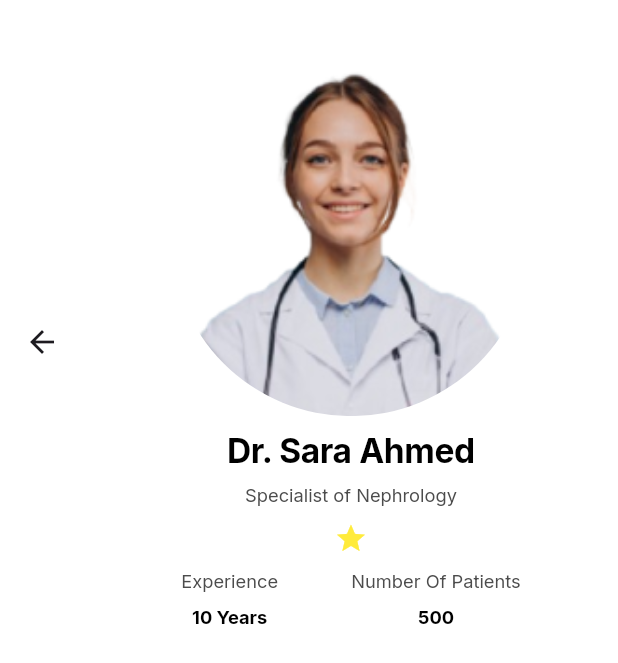
After one commit to Farazzz55/alhly_hospital, a Flutter app: the ViewAllDoctor screen opened by its route, after a tap on an icon or button, on a phone screen of 412 x 824 dp. The commit adds this screen. Shown: the top 663 px of the screen. Run offline on Flutter 3.47's test engine with Material 3 defaults, Android fonts, the phone set to English and light mode, and no system bars; our stand-ins replace device_preview, flutter_screenutil, google_fonts, shared_preferences, smooth_page_indicator; accounts and stored records are empty.

Commit message:
doctor details

```diff
--- a/lib/core/Theme/my_app_theme.dart
+++ b/lib/core/Theme/my_app_theme.dart
@@ -55,7 +55,12 @@ import 'package:flutter_screenutil/flutter_screenutil.dart';
         displaySmall: TextStyle(
             fontSize: 11.sp,
             color: AppColors.greyColor2,
-        )
+        ),
+      displayLarge: TextStyle(
+        fontSize: 22.sp,
+        fontWeight: FontWeight.w700,
+        color: AppColors.blackColor
+      )
     ),
    bottomNavigationBarTheme: BottomNavigationBarThemeData(
      backgroundColor: Colors.white,
--- /dev/null
+++ b/lib/features/doctor_details/doctor_details.dart
@@ -0,0 +1,81 @@
+import 'package:alhly_hospital/core/Colors/app_colors.dart';
+import 'package:flutter_screenutil/flutter_screenutil.dart';
+import 'package:flutter/material.dart';
+import 'package:google_fonts/google_fonts.dart';
+
+class DoctorDetails extends StatelessWidget {
+  static String routeName = 'doctor_details';
+
+  @override
+  Widget build(BuildContext context) {
+    final Map<String, String?> doctor = ModalRoute.of(context)!.settings.arguments as Map<String, String?>;
+    String name = doctor['name'] ?? 'Unknown';
+    String specialist = doctor['specialist'] ?? 'Unknown';
+    String experience = doctor['yearsOfExperience'] ?? 'Unknown';
+    String patients = doctor['numberOfPatients'] ?? 'Unknown';
+
+
+    return Scaffold(
+      backgroundColor: AppColors.bgColor,
+      appBar: AppBar(
+        backgroundColor: Colors.white,
+        toolbarHeight: 450.h,
+        title: Center(
+          child: Column(
+            children: [
+              CircleAvatar(
+                backgroundImage: AssetImage('assets/images/Doctor.png'), // yrg3ly swrt el doctor
+                radius: 120,
+                backgroundColor: Colors.transparent,
+              ),
+              SizedBox(height: 10.h,),
+              Text('Dr. $name',style: GoogleFonts.inter(
+                textStyle: Theme.of(context).textTheme.displayLarge
+              ),),
+              SizedBox(height: 10.h,),
+              Text('Specialist of $specialist',style: GoogleFonts.inter(
+                  textStyle: Theme.of(context).textTheme.displaySmall?.copyWith(
+                    fontSize: 12.sp
+                  ),
+              ),),
+              SizedBox(height: 10.h,),
+              Icon(Icons.star,color: Colors.yellow,size: 20.w,),
+              SizedBox(height: 10.h,),
+              Row(
+                mainAxisAlignment: MainAxisAlignment.spaceEvenly,
+                children: [
+                  Column(
+                    children: [
+                      Text('Experience',style: GoogleFonts.inter(
+              textStyle: Theme.of(context).textTheme.displaySmall?.copyWith(
+                  fontSize: 12.sp
+              )),),
+                      SizedBox(height: 10.h,),
+                      Text('$experience Years',style: GoogleFonts.inter(
+                        textStyle: Theme.of(context).textTheme.displayMedium,))
+                    ],
+                  ),
+                  Column(
+                    children: [
+                      Text('Number Of Patients',style: GoogleFonts.inter(
+                          textStyle: Theme.of(context).textTheme.displaySmall?.copyWith(
+                              fontSize: 12.sp
+                          )),),
+                      SizedBox(height: 10.h,),
+                      Text('$patients',style: GoogleFonts.inter(
+                        textStyle: Theme.of(context).textTheme.displayMedium,))
+                    ],
+                  )
+                ],
+              )
+
+
+
+            ],
+          ),
+        ),
+      ),
+
+    );
+  }
+}
--- a/lib/features/view_all_doctor/view_all_doctor.dart
+++ b/lib/features/view_all_doctor/view_all_doctor.dart
@@ -1,4 +1,5 @@
 import 'package:alhly_hospital/core/Colors/app_colors.dart';
+import 'package:alhly_hospital/features/doctor_details/doctor_details.dart';
 import 'package:flutter/material.dart';
 import 'package:flutter_screenutil/flutter_screenutil.dart';
 import 'package:google_fonts/google_fonts.dart';
@@ -40,12 +41,19 @@ class ViewAllDoctor extends StatelessWidget{
             ),
             itemCount: doctors.length,
             itemBuilder: (context, index) {
-            return DoctorWidget(
-            drName: doctors[index]['name']!,
-            specialist: doctors[index]['specialist']!,
-            yearsOfExperience: doctors[index]['yearsOfExperience']!,
-            numberOfPatients: doctors[index]['numberOfPatients']!,
-            img: doctors[index]['img']!,);},),),],
+            return InkWell(
+              onTap: (){
+                Navigator.of(context).pushNamed(DoctorDetails.routeName,
+                  arguments: doctors[index], // Pass the selected doctor
+                );
+              },
+              child: DoctorWidget(
+              drName: doctors[index]['name']!,
+              specialist: doctors[index]['specialist']!,
+              yearsOfExperience: doctors[index]['yearsOfExperience']!,
+              numberOfPatients: doctors[index]['numberOfPatients']!,
+              img: doctors[index]['img']!,),
+            );},),),],
             ),),);
   }
 
--- a/lib/main.dart
+++ b/lib/main.dart
@@ -1,5 +1,6 @@
 import 'package:alhly_hospital/core/Theme/my_app_theme.dart';
 import 'package:alhly_hospital/features/chat_bot_screen/chat_bot_screen.dart';
+import 'package:alhly_hospital/features/doctor_details/doctor_details.dart';
 import 'package:alhly_hospital/features/login_screen/login_screen.dart';
 import 'package:alhly_hospital/features/main_screen/main_screen.dart';
 import 'package:alhly_hospital/features/signUp_screen/signup_screen.dart';
@@ -44,7 +45,8 @@ class MyApp extends StatelessWidget {
           ChatBotScreen.routeName:(context)=>ChatBotScreen(),
           ViewAllDepartments.routeName:(context)=>ViewAllDepartments(),
           Specialist.routeName:(context)=>Specialist(),
-          ViewAllDoctor.routeName:(context)=>ViewAllDoctor()
+          ViewAllDoctor.routeName:(context)=>ViewAllDoctor(),
+          DoctorDetails.routeName:(context)=>DoctorDetails()
         },
        theme: MyAppTheme.lightTheme,
       ),
```
Also changed, not shown: assets/2.0x/Doctor@2x.png (added), assets/3.0x/Doctor@3x.png (added), assets/images/Doctor.png (added).
